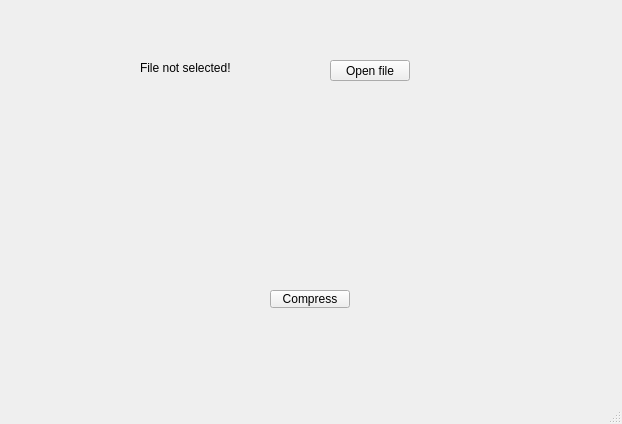
First picture: the form in Image-Size-Reduction/mainwindow.ui, repository my-memory-leaked/Image-Size-Reduction, before the edit.
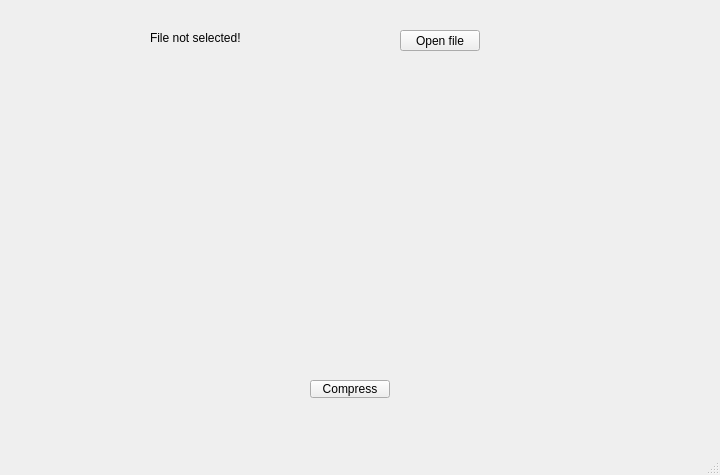
Second picture: the form after the edit.

What changed in the file:
```diff
--- a/Image-Size-Reduction/mainwindow.ui
+++ b/Image-Size-Reduction/mainwindow.ui
@@ -6,8 +6,8 @@
    <rect>
     <x>0</x>
     <y>0</y>
-    <width>622</width>
-    <height>424</height>
+    <width>720</width>
+    <height>475</height>
    </rect>
   </property>
   <property name="windowTitle">
@@ -17,8 +17,8 @@
    <widget class="QPushButton" name="OpenFileButton">
     <property name="geometry">
      <rect>
-      <x>330</x>
-      <y>60</y>
+      <x>400</x>
+      <y>30</y>
       <width>80</width>
       <height>21</height>
      </rect>
@@ -30,8 +30,8 @@
    <widget class="QLabel" name="OpenedFileLabel">
     <property name="geometry">
      <rect>
-      <x>140</x>
-      <y>60</y>
+      <x>150</x>
+      <y>30</y>
       <width>151</width>
       <height>16</height>
      </rect>
@@ -43,10 +43,10 @@
    <widget class="QLabel" name="OriginalPicture">
     <property name="geometry">
      <rect>
-      <x>110</x>
+      <x>60</x>
       <y>120</y>
-      <width>161</width>
-      <height>171</height>
+      <width>231</width>
+      <height>221</height>
      </rect>
     </property>
     <property name="text">
@@ -56,8 +56,8 @@
    <widget class="QPushButton" name="compressPushButton">
     <property name="geometry">
      <rect>
-      <x>270</x>
-      <y>290</y>
+      <x>310</x>
+      <y>380</y>
       <width>80</width>
       <height>18</height>
      </rect>
@@ -66,6 +66,19 @@
      <string>Compress</string>
     </property>
    </widget>
+   <widget class="QLabel" name="ResizedPicture">
+    <property name="geometry">
+     <rect>
+      <x>420</x>
+      <y>110</y>
+      <width>241</width>
+      <height>231</height>
+     </rect>
+    </property>
+    <property name="text">
+     <string/>
+    </property>
+   </widget>
   </widget>
   <widget class="QMenuBar" name="menubar">
    <property name="geometry">
```
Left out of the diff: 4 changed lines with no effect on the pictures.
